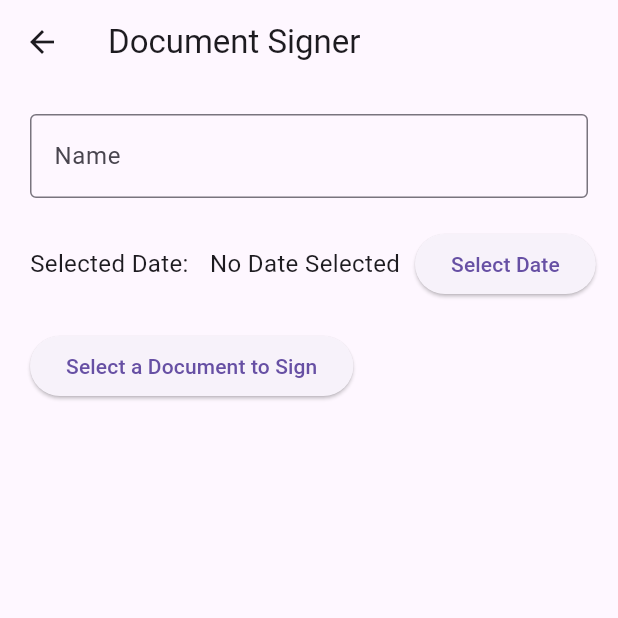
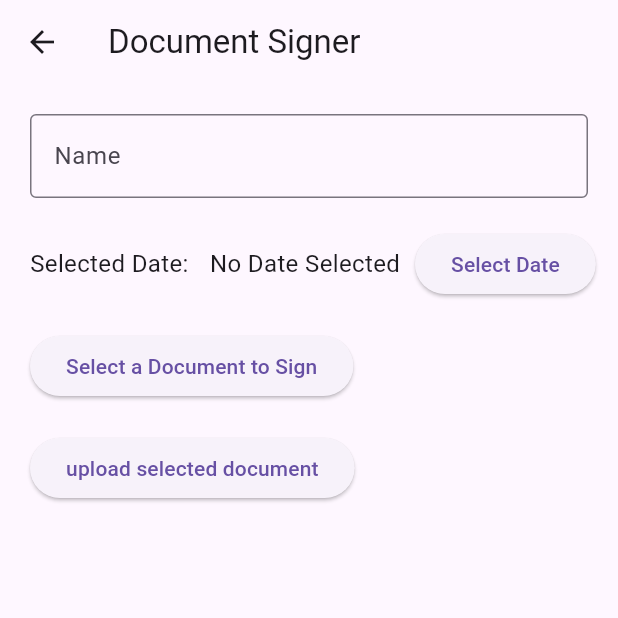
Before and after one commit to vishruth1997/Real-E-sign, a Flutter app: the DocumentSigner screen opened directly, on a phone screen of 412 x 824 dp, the top half of it. Run offline on Flutter 3.47's test engine with Material 3 defaults, Android fonts, the phone set to English and light mode, and no system bars; our stand-ins replace file_picker, firebase_auth, firebase_core, firebase_storage; missing offline and left inert: firebase_ui_auth, firebase_ui_oauth_google; accounts and stored records are empty.

Commit message:
basic file upload

```diff
--- a/real_e_sign/lib/pages/SignDoc.dart
+++ b/real_e_sign/lib/pages/SignDoc.dart
@@ -1,5 +1,9 @@
 import 'package:flutter/material.dart';
 import 'package:file_picker/file_picker.dart';
+import 'package:firebase_storage/firebase_storage.dart';
+import 'dart:io';
+import 'package:flutter/foundation.dart' show kIsWeb; //filepicker path results not used on web, use bytes
+import 'dart:typed_data'; //for uint8list
 
 class DocumentSigner extends StatefulWidget {
   const DocumentSigner({super.key});
@@ -11,7 +15,10 @@ class _DocumentSignerState extends State<DocumentSigner> {
   TextEditingController _nameController = TextEditingController();
   DateTime? _selectedDate;
   String? _filePath;
+  PlatformFile? document; //stores result.files.single to get various attriubtes
 
+  final storage = FirebaseStorage.instanceFor(bucket: "gs://real-esi.appspot.com"); //our project bucket
+  final storageRef = FirebaseStorage.instanceFor(bucket: "gs://real-esi.appspot.com").ref(); //reference to storage path
   Future<void> _selectDate(BuildContext context) async {
     final DateTime? picked = await showDatePicker(
       context: context,
@@ -27,13 +34,35 @@ class _DocumentSignerState extends State<DocumentSigner> {
   }
   Future<void> _selectDocument() async {
     FilePickerResult? result = await FilePicker.platform.pickFiles();
-
     if (result != null) {
       setState(() {
-        _filePath = result.files.single.path;
+        if (!kIsWeb) //path doesn't work on web, throws exception
+        {
+          _filePath = result.files.single.path;
+        }
+        document = result.files.single; //get the document single.
       });
     }
   }
+  //basic upload function. can later be replaced with maybe a popup window showing status like success/inprogress/failed/etc.
+  Future<void> _uploadDocument() async{
+    if(document == null){ //return if document not selected.
+      return;
+    }
+    if(document!.name == null){ //return if file has no name for w/e reason
+      return;
+    }
+    final fileRef = storageRef.child(document!.name); //create a reference to the uploaded file on firebase
+    if(kIsWeb){
+      Uint8List fileBytes = document!.bytes!; //get the bytes of the document
+      await fileRef.putData(fileBytes);  //upload using bytes
+    }
+    else{
+    File file = File(_filePath!);  //create a "File" from the Filepath
+    await fileRef.putFile(file); //upload file.  returns type UploadTask which tracks status of the upload.
+    }
+  }
+
   @override
   Widget build(BuildContext context) {
     return Scaffold(
@@ -81,6 +110,11 @@ class _DocumentSignerState extends State<DocumentSigner> {
               onPressed: _selectDocument,
               child: Text('Select a Document to Sign'),
             ),
+            SizedBox(height: 20.0),
+            ElevatedButton(
+              onPressed: _uploadDocument,
+              child: Text('upload selected document'),
+            ),
           ],
         ),
       ),
--- a/real_e_sign/pubspec.yaml
+++ b/real_e_sign/pubspec.yaml
@@ -41,6 +41,8 @@ dependencies:
   google_sign_in: ^6.2.1
   firebase_ui_oauth_google: ^1.3.1
   file_picker: ^8.0.0+1
+  firebase_storage: ^11.7.2
+  path_provider: ^2.1.3
 
 dev_dependencies:
   flutter_test:
```
Also changed, not shown: real_e_sign/pubspec.lock, 3 other files.
